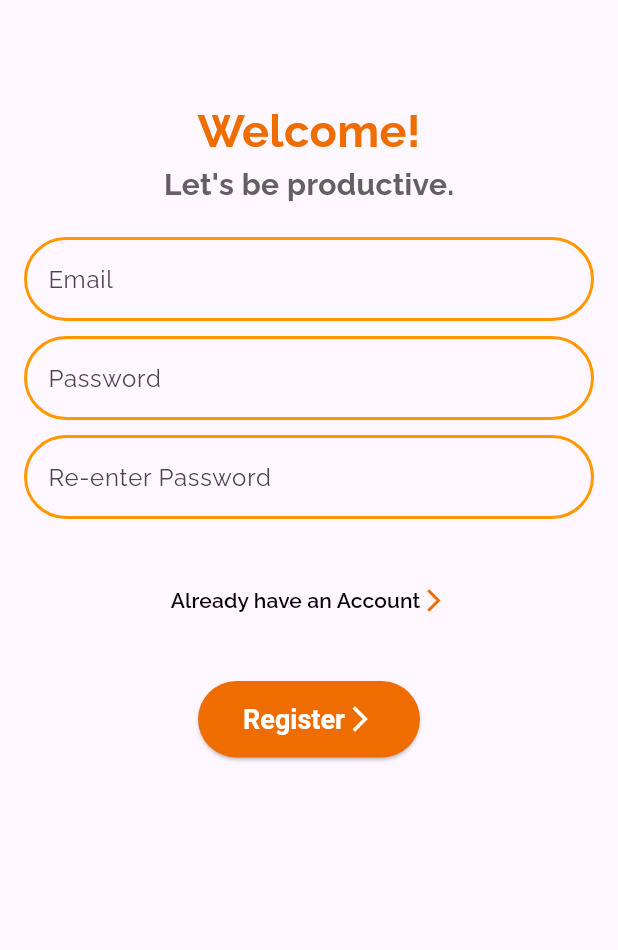
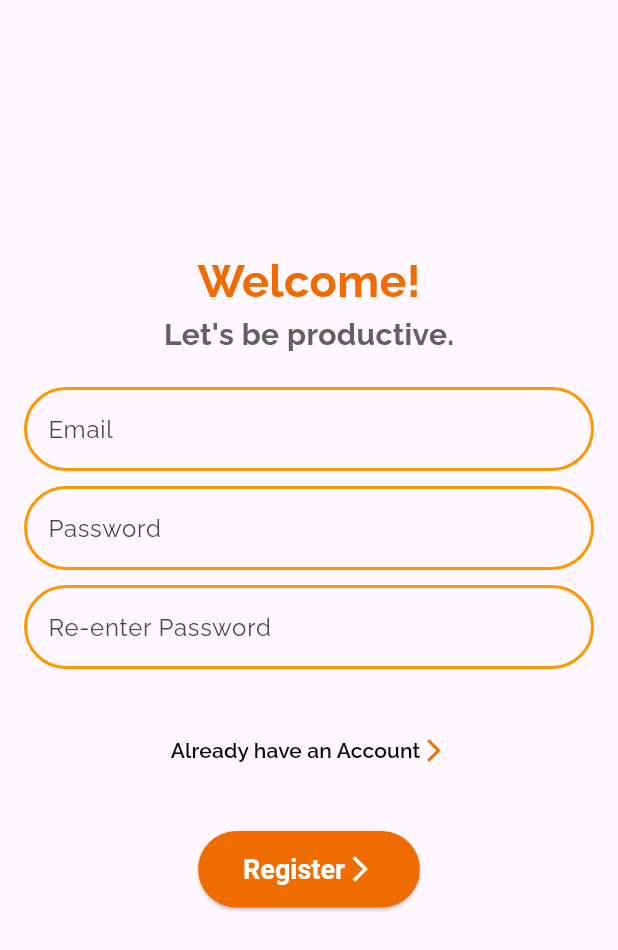
Before and after one commit to dineshxo/ToDoEase-2.0, a Flutter app: the Registration screen opened directly, on a phone screen of 412 x 824 dp. Shown: the top 950 px of the screen. Run offline on Flutter 3.47's test engine with Material 3 defaults, Android fonts, the phone set to English and light mode, and no system bars; our stand-ins replace google_fonts, jwt_decoder, shared_preferences; accounts and stored records are empty.

Commit message:
update UI

```diff
--- a/todoease/lib/screens/registration.dart
+++ b/todoease/lib/screens/registration.dart
@@ -69,7 +69,7 @@ class _RegistrationState extends State<Registration> {
                   mainAxisAlignment: MainAxisAlignment.center,
                   children: [
                     const SizedBox(
-                      height: 50,
+                      height: 150,
                     ),
                     Text(
                       "Welcome!",
```
